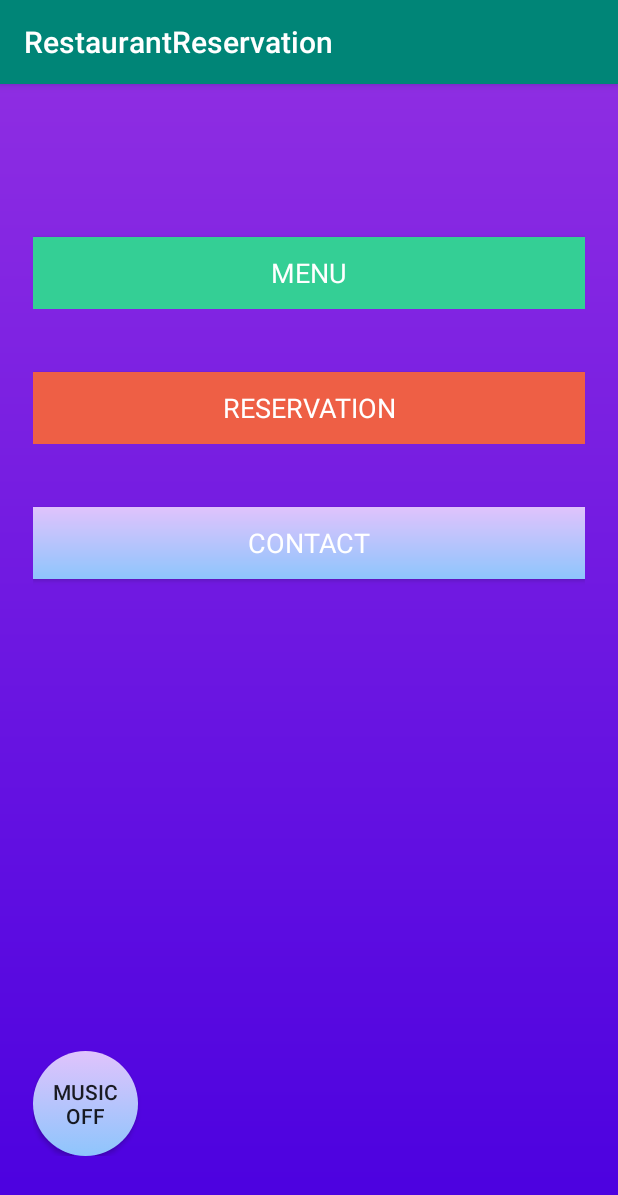
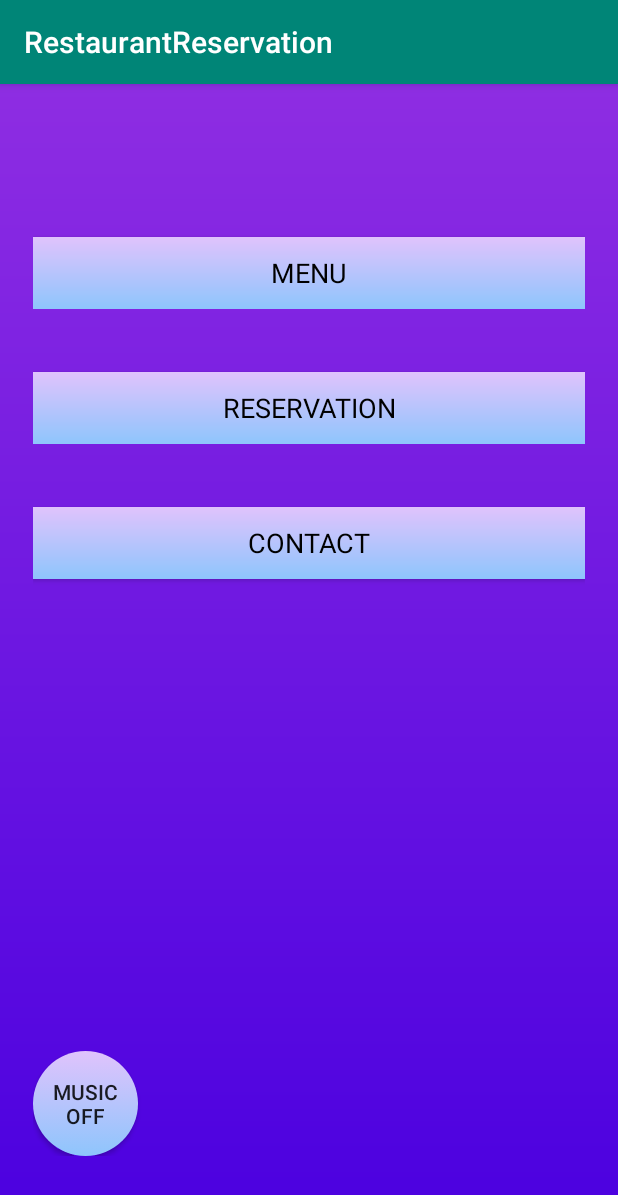
Before and after one commit to pruthvi/Restaurant_Reservation_Android_App, an Android app: the screen it shows after launch (MainActivity), on a phone screen of 412 x 824 dp. Shown: the top 1195 px of the screen. Run offline under Robolectric (Android 15) with nearby library versions, the phone set to English and light mode, and no system bars.

Commit message:
Added App icon and updated button UI

```diff
--- a/RestaurantReservation/app/src/main/res/layout/activity_contact.xml
+++ b/RestaurantReservation/app/src/main/res/layout/activity_contact.xml
@@ -48,6 +48,7 @@
         android:layout_alignParentBottom="true"
         android:layout_marginStart="216dp"
         android:layout_marginBottom="154dp"
+        android:background="@drawable/round_button"
         android:onClick="onClickEmail"
         android:text="@string/email" />
 </RelativeLayout>
--- a/RestaurantReservation/app/src/main/res/layout/activity_main.xml
+++ b/RestaurantReservation/app/src/main/res/layout/activity_main.xml
@@ -22,8 +22,10 @@
             android:layout_width="match_parent"
             android:layout_height="wrap_content"
             android:layout_marginTop="80dp"
+            android:background="@drawable/gradient_white"
             android:onClick="onClickMenu"
-            android:text="Menu" />
+            android:text="Menu"
+            android:textColor="@android:color/black" />
     </LinearLayout>
 
     <LinearLayout
@@ -37,8 +39,10 @@
             android:layout_width="match_parent"
             android:layout_height="wrap_content"
             android:layout_marginTop="170dp"
+            android:background="@drawable/gradient_white"
             android:onClick="onClickReservation"
-            android:text="Reservation" />
+            android:text="Reservation"
+            android:textColor="@android:color/black" />
     </LinearLayout>
 
     <LinearLayout
@@ -52,10 +56,11 @@
             android:layout_width="match_parent"
             android:layout_height="wrap_content"
             android:layout_marginTop="260dp"
+            android:layout_marginBottom="@dimen/containerMargin"
             android:background="@drawable/gradient_white"
             android:onClick="onClickContact"
             android:text="Contact"
-            android:layout_marginBottom="@dimen/containerMargin"/>
+            android:textColor="@android:color/black" />
             android:textColor="@android:color/black" />
 
     </LinearLayout>
```
Also changed, not shown: RestaurantReservation/app/src/main/res/drawable/app_icon.png (added), RestaurantReservation/app/src/main/res/drawable/app_name.png (added).
